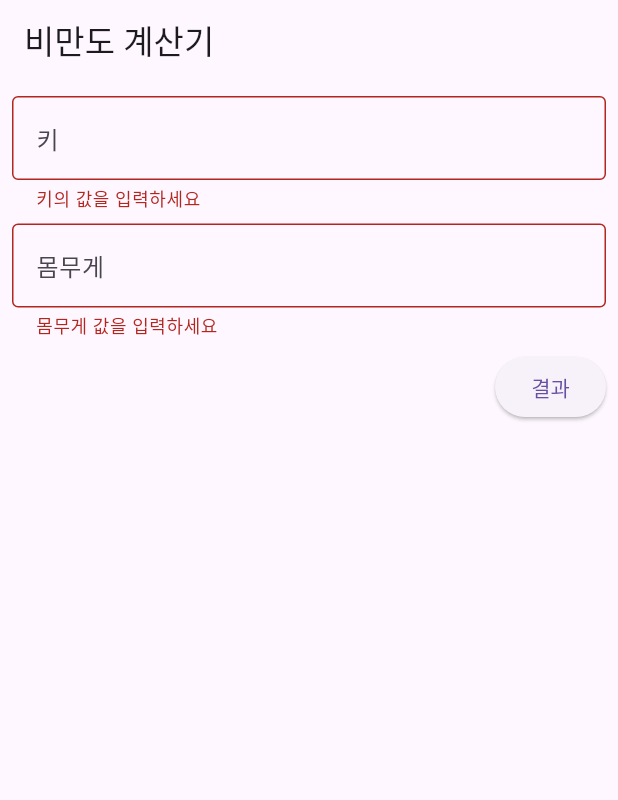
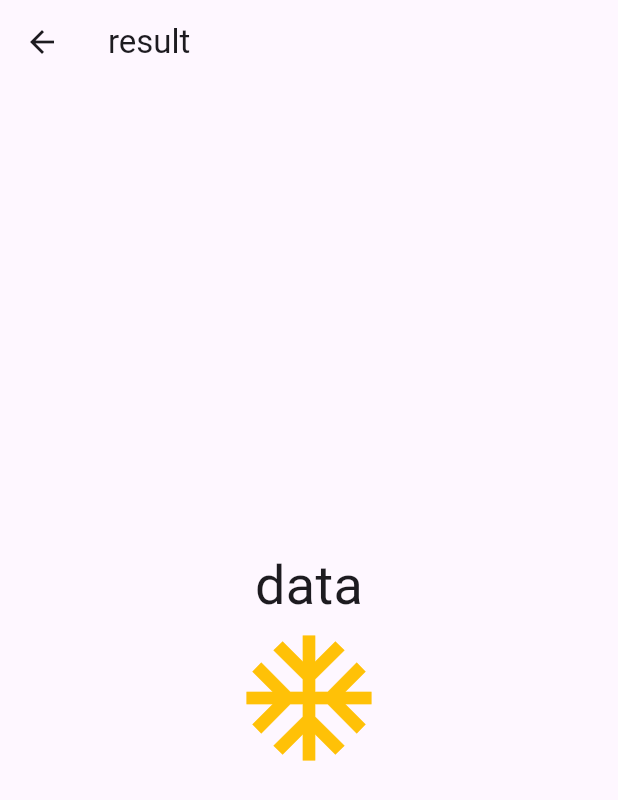
Before and after one commit to rickyAHNN/dart_basic, a Flutter app: the screen it shows after launch, after a tap on "결과", on a phone screen of 412 x 824 dp. Shown: the top 800 px of the screen. Run offline on Flutter 3.47's test engine with Material 3 defaults, Android fonts, the phone set to English and light mode, and no system bars; generated files the repository leaves out were written again.

Commit message:
1219_ 인프런 강좌 53.결과화면 작성

```diff
--- a/lib/bmi_calculator/main/main_screen.dart
+++ b/lib/bmi_calculator/main/main_screen.dart
@@ -1,3 +1,4 @@
+import 'package:dart_basic/bmi_calculator/result/result_screen.dart';
 import 'package:flutter/material.dart';
 
 class MainScreen extends StatefulWidget {
@@ -54,8 +55,16 @@ class _MainScreenState extends State<MainScreen> {
               ElevatedButton(
                 onPressed: () {
                   if (_formKey.currentState?.validate() ?? false) {
-
+                    return;
                   }
+                  Navigator.push(
+                    context,
+                    MaterialPageRoute(
+                        builder: (context) => const ResultScreen(
+                              height: 184,
+                              weight: 80,
+                            )),
+                  );
                 },
                 child: const Text('결과'),
               ),
--- /dev/null
+++ b/lib/bmi_calculator/result/result_screen.dart
@@ -0,0 +1,37 @@
+import 'package:flutter/material.dart';
+
+class ResultScreen extends StatelessWidget {
+  final double height;
+  final double weight;
+
+  const ResultScreen({
+    super.key,
+    required this.height,
+    required this.weight,
+  });
+
+  @override
+  Widget build(BuildContext context) {
+    return Scaffold(
+      body: const Center(
+        child: Column(
+          mainAxisAlignment: MainAxisAlignment.center,
+          children: [
+            Text(
+              'data',
+              style: TextStyle(fontSize: 36),
+            ),
+            Icon(
+              Icons.ac_unit_outlined,
+              color: Colors.amber,
+              size: 100,
+            ),
+          ],
+        ),
+      ),
+      appBar: AppBar(
+        title: Text('result'),
+      ),
+    );
+  }
+}
```
